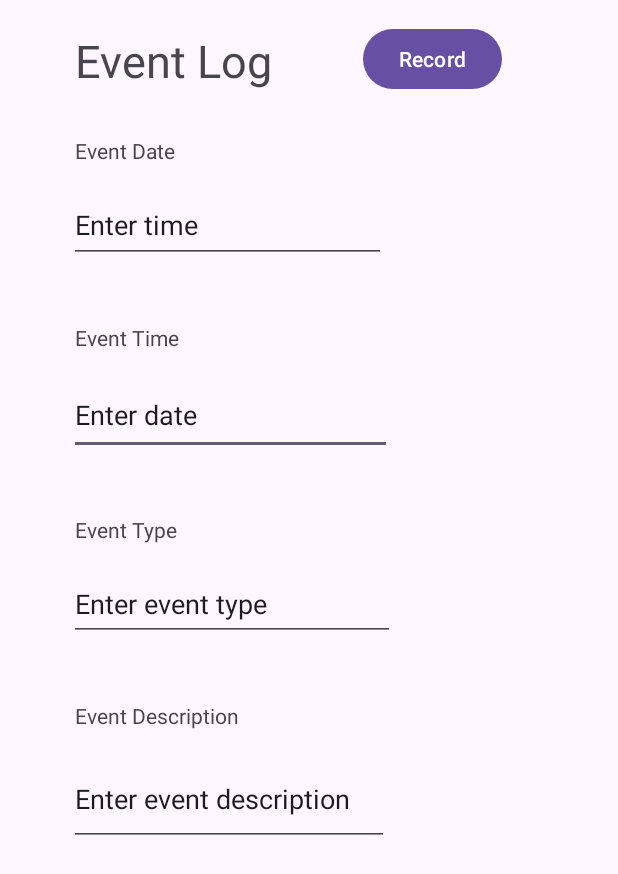
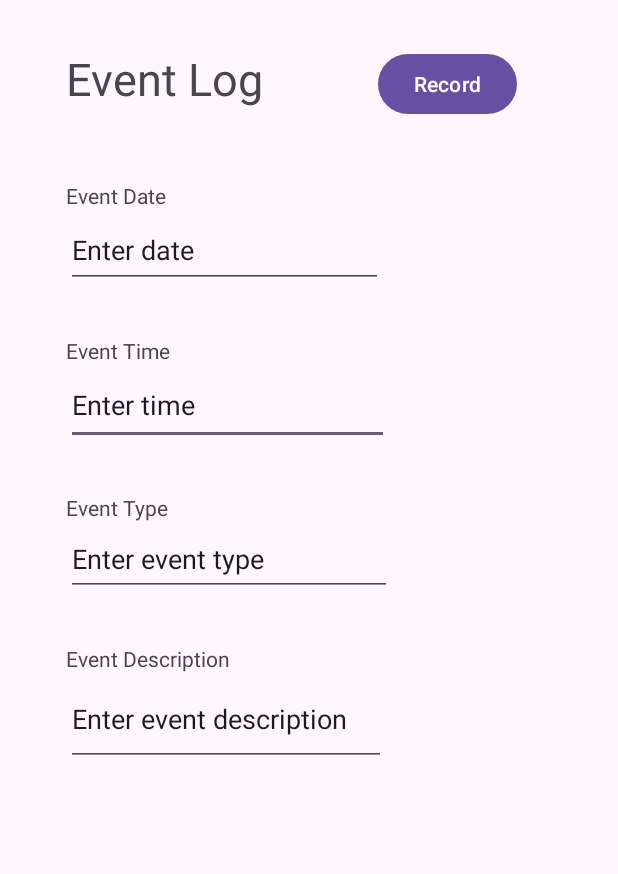
Before and after one commit to sheldonelias/COMP371_Firestone_EventLog, an Android app: the screen it shows after launch (MainActivity), on a phone screen of 412 x 824 dp. Shown: the top 874 px of the screen. Run offline under Robolectric (Android 15) with nearby library versions, the phone set to English and light mode, and no system bars; our stand-ins replace Firebase (no records; nobody signed in at launch, a user with empty details on screens opened directly); 2 statements that could not run were skipped.

Commit message:
Initial commit

```diff
--- a/app/src/main/java/com/example/firestone_eventlog/MainActivity.java
+++ b/app/src/main/java/com/example/firestone_eventlog/MainActivity.java
@@ -1,5 +1,8 @@
 package com.example.firestone_eventlog;
 
+import static android.content.ContentValues.TAG;
+
+import androidx.annotation.NonNull;
 import androidx.annotation.Nullable;
 import androidx.appcompat.app.AppCompatActivity;
 import androidx.recyclerview.widget.LinearLayoutManager;
@@ -15,7 +18,15 @@ import android.widget.Button;
 import android.widget.EditText;
 import android.widget.Toast;
 
+import com.google.android.gms.tasks.OnCompleteListener;
+import com.google.android.gms.tasks.OnFailureListener;
+import com.google.android.gms.tasks.OnSuccessListener;
+import com.google.android.gms.tasks.Task;
+import com.google.firebase.firestore.AggregateQuery;
+import com.google.firebase.firestore.AggregateQuerySnapshot;
+import com.google.firebase.firestore.AggregateSource;
 import com.google.firebase.firestore.DocumentChange;
+import com.google.firebase.firestore.DocumentReference;
 import com.google.firebase.firestore.EventListener;
 import com.google.firebase.firestore.FirebaseFirestore;
 import com.google.firebase.firestore.FirebaseFirestoreException;
@@ -23,10 +34,13 @@ import com.google.firebase.firestore.Query;
 import com.google.firebase.firestore.QuerySnapshot;
 
 import java.util.ArrayList;
+import java.util.HashMap;
+import java.util.Map;
 
 public class MainActivity extends AppCompatActivity {
 
     //View variables declared
+    String eventNumber;
     EditText eventDate;
     EditText eventTime;
     EditText eventType;
@@ -34,7 +48,10 @@ public class MainActivity extends AppCompatActivity {
     Button recordButton;
 
 
-    ProgressDialog progressDialog;
+    FirebaseFirestore ffDB;
+
+    Query query;
+
 
 
     @SuppressLint("MissingInflatedId")
@@ -43,12 +60,27 @@ public class MainActivity extends AppCompatActivity {
         super.onCreate(savedInstanceState);
         setContentView(R.layout.activity_main);
 
+        ffDB = FirebaseFirestore.getInstance();
 
-       /* progressDialog = new ProgressDialog(this);
-        progressDialog.setCancelable(false);
-        progressDialog.setMessage("Fetching data...");
-        progressDialog.show();*/
+        query = ffDB.collection("EventLog");
 
+        AggregateQuery countQuery = query.count();
+
+        countQuery.get(AggregateSource.SERVER).addOnCompleteListener(new OnCompleteListener<AggregateQuerySnapshot>() {
+            @Override
+            public void onComplete(@NonNull Task<AggregateQuerySnapshot> task) {
+                if (task.isSuccessful()) {
+                    // Count fetched successfully
+                    AggregateQuerySnapshot snapshot = task.getResult();
+                    System.out.println("Count: " + snapshot.getCount());
+
+                    eventNumber = Long.toString(snapshot.getCount() + 1);
+
+                } else {
+                    System.out.println("Count failed: " + task.getException());
+                }
+            }
+        });
 
         eventDate = findViewById(R.id.date_edit_text);
         eventTime = findViewById(R.id.time_edit_text);
@@ -59,9 +91,8 @@ public class MainActivity extends AppCompatActivity {
 
 
 
-        recordButton.setOnClickListener(
-
-                new View.OnClickListener() {
+        recordButton.setOnClickListener(new View.OnClickListener()
+        {
             @Override
             public void onClick(View v) {
 
@@ -70,16 +101,62 @@ public class MainActivity extends AppCompatActivity {
 
                 //Transfer editText data to database
 
+                recordNewDocumentToFirebase();
 
             }
         });
-
-
-
-
-
     }
 
 
+    public void recordNewDocumentToFirebase()
+    {
+        System.out.println("recordNewDocumentToFirebase() activated.");
+
+        //Capturing String values from TextField
+        Map<String, Object> event = new HashMap<>();
+        event.put("date", eventDate.getText().toString());
+        event.put("description", eventDescription.getText().toString());
+        event.put("number", eventNumber);
+        event.put("time", eventTime.getText().toString());
+        event.put("type", eventType.getText().toString());
+
+        //System.out.println("EVENTMAP" + eventMap);
+
+        ffDB.collection("EventLog")
+                .add(event)
+                .addOnSuccessListener(new OnSuccessListener<DocumentReference>() {
+                    @Override
+                    public void onSuccess(DocumentReference documentReference) {
+                        Log.d(TAG, "DocumentSnapshot added with ID: " + documentReference.getId());
+                    }
+                })
+                .addOnFailureListener(new OnFailureListener() {
+                    @Override
+                    public void onFailure(@NonNull Exception e) {
+                        Log.w(TAG, "Error adding document", e);
+                    }
+                });
+    }
+
 
 }
+
+
+/*
+
+Query query = db.collection("cities");
+AggregateQuery countQuery = query.count();
+countQuery.get(AggregateSource.SERVER).addOnCompleteListener(new OnCompleteListener<AggregateQuerySnapshot>() {
+    @Override
+    public void onComplete(@NonNull Task<AggregateQuerySnapshot> task) {
+        if (task.isSuccessful()) {
+            // Count fetched successfully
+            AggregateQuerySnapshot snapshot = task.getResult();
+            Log.d(TAG, "Count: " + snapshot.getCount());
+        } else {
+            Log.d(TAG, "Count failed: ", task.getException());
+        }
+    }
+});
+
+ */
--- a/app/src/main/res/layout/activity_main.xml
+++ b/app/src/main/res/layout/activity_main.xml
@@ -10,8 +10,8 @@
         android:id="@+id/title_text"
         android:layout_width="wrap_content"
         android:layout_height="wrap_content"
-        android:layout_marginStart="50dp"
-        android:layout_marginTop="20dp"
+        android:layout_marginStart="44dp"
+        android:layout_marginTop="32dp"
         android:text="Event Log"
         android:textSize="30sp"
         app:layout_constraintStart_toStartOf="parent"
@@ -21,21 +21,20 @@
         android:id="@+id/date_text"
         android:layout_width="wrap_content"
         android:layout_height="wrap_content"
-        android:layout_marginStart="50dp"
-        android:layout_marginTop="30dp"
+        android:layout_marginStart="44dp"
+        android:layout_marginTop="48dp"
         android:text="Event Date"
         app:layout_constraintStart_toStartOf="parent"
         app:layout_constraintTop_toBottomOf="@+id/title_text" />
 
     <EditText
-        android:id="@+id/date_edit_text"
+        android:id="@+id/time_edit_text"
         android:layout_width="215dp"
         android:layout_height="53dp"
-        android:layout_marginStart="46dp"
-        android:layout_marginTop="15dp"
+        android:layout_marginStart="44dp"
         android:ems="10"
         android:inputType="text"
-        android:text="Enter date"
+        android:text="Enter time"
         app:layout_constraintStart_toStartOf="parent"
         app:layout_constraintTop_toBottomOf="@+id/time_text" />
 
@@ -43,40 +42,29 @@
         android:id="@+id/time_text"
         android:layout_width="wrap_content"
         android:layout_height="wrap_content"
-        android:layout_marginStart="50dp"
-        android:layout_marginTop="40dp"
+        android:layout_marginStart="44dp"
+        android:layout_marginTop="32dp"
         android:text="Event Time"
         app:layout_constraintStart_toStartOf="parent"
-        app:layout_constraintTop_toBottomOf="@+id/time_edit_text" />
+        app:layout_constraintTop_toBottomOf="@+id/date_edit_text" />
 
     <EditText
-        android:id="@+id/time_edit_text"
+        android:id="@+id/date_edit_text"
         android:layout_width="211dp"
         android:layout_height="50dp"
-        android:layout_marginStart="46dp"
-        android:layout_marginTop="15dp"
+        android:layout_marginStart="44dp"
+        android:layout_marginTop="2dp"
         android:ems="10"
         android:inputType="text"
-        android:text="Enter time"
+        android:text="Enter date"
         app:layout_constraintStart_toStartOf="parent"
         app:layout_constraintTop_toBottomOf="@+id/date_text" />
-
-    <TextView
-        android:id="@+id/event_type_text"
-        android:layout_width="wrap_content"
-        android:layout_height="wrap_content"
-        android:layout_marginStart="50dp"
-        android:layout_marginTop="40dp"
-        android:text="Event Type"
-        app:layout_constraintStart_toStartOf="parent"
-        app:layout_constraintTop_toBottomOf="@+id/date_edit_text" />
 
     <EditText
         android:id="@+id/event_type_edit_text"
         android:layout_width="217dp"
         android:layout_height="49dp"
-        android:layout_marginStart="46dp"
-        android:layout_marginTop="15dp"
+        android:layout_marginStart="44dp"
         android:ems="10"
         android:inputType="text"
         android:text="Enter event type"
@@ -84,11 +72,21 @@
         app:layout_constraintTop_toBottomOf="@+id/event_type_text" />
 
     <TextView
+        android:id="@+id/event_type_text"
+        android:layout_width="wrap_content"
+        android:layout_height="wrap_content"
+        android:layout_marginStart="44dp"
+        android:layout_marginTop="32dp"
+        android:text="Event Type"
+        app:layout_constraintStart_toStartOf="parent"
+        app:layout_constraintTop_toBottomOf="@+id/time_edit_text" />
+
+    <TextView
         android:id="@+id/event_description_text"
         android:layout_width="wrap_content"
         android:layout_height="wrap_content"
-        android:layout_marginStart="50dp"
-        android:layout_marginTop="40dp"
+        android:layout_marginStart="44dp"
+        android:layout_marginTop="32dp"
         android:text="Event Description"
         app:layout_constraintStart_toStartOf="parent"
         app:layout_constraintTop_toBottomOf="@+id/event_type_edit_text" />
@@ -97,8 +95,7 @@
         android:id="@+id/event_description_edit_text"
         android:layout_width="213dp"
         android:layout_height="62dp"
-        android:layout_marginStart="46dp"
-        android:layout_marginTop="15dp"
+        android:layout_marginStart="44dp"
         android:ems="10"
         android:inputType="text"
         android:text="Enter event description"
@@ -109,8 +106,8 @@
         android:id="@+id/record_button"
         android:layout_width="wrap_content"
         android:layout_height="wrap_content"
-        android:layout_marginStart="60dp"
-        android:layout_marginTop="15dp"
+        android:layout_marginStart="76dp"
+        android:layout_marginTop="32dp"
         android:text="Record"
         app:layout_constraintStart_toEndOf="@+id/title_text"
         app:layout_constraintTop_toTopOf="parent" />
```
Also changed, not shown: app/src/main/java/com/example/firestone_eventlog/RecyclerEventLog.java (+10 -108 lines).
